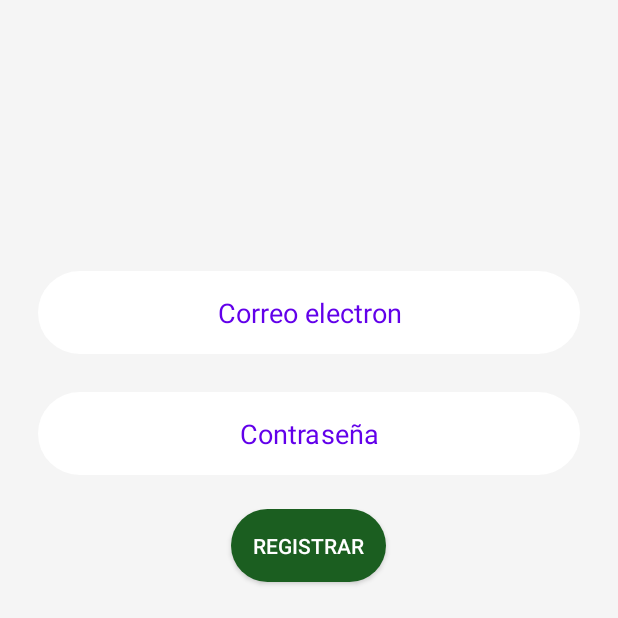
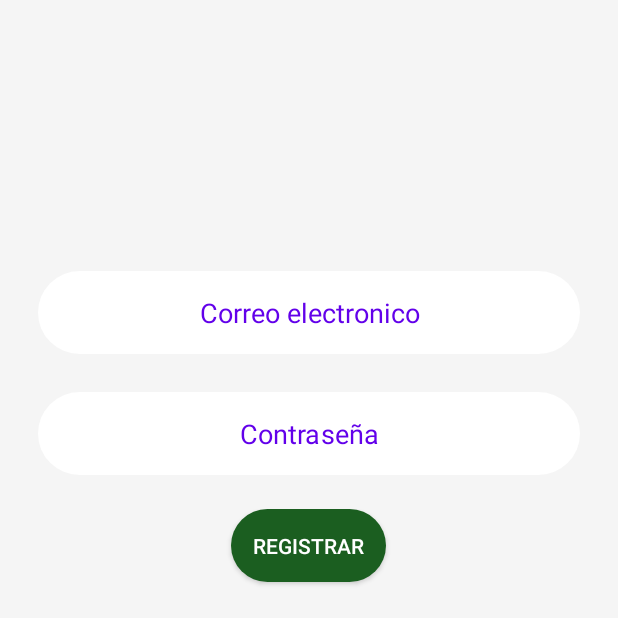
Before and after one commit to brandomacay/awdsr, an Android app: the Registro screen opened directly, with no data from a screen before it, on a phone screen of 412 x 824 dp, the top half of it. Run offline under Robolectric (Android 15) with nearby library versions, the phone set to English and light mode, and no system bars; our stand-ins replace Firebase (no records; nobody signed in at launch, a user with empty details on screens opened directly).

Commit message:
string fecha de nacimiento implementado

```diff
--- a/app/src/main/java/vlover/android/ec/editAccount.java
+++ b/app/src/main/java/vlover/android/ec/editAccount.java
@@ -47,7 +47,7 @@ public class editAccount extends AppCompatActivity {
 
         birthday_tv = (TextView) findViewById(R.id.edit_account_birthday_tv);
         // Cargar la fecha de nacimiento desde la web
-        birthday_tv.setText("Fecha de nacimiento");
+        birthday_tv.setText(getString(R.string.fecha_nacimiento));
         birthday_tv.setOnClickListener(new View.OnClickListener() {
             public void onClick (View view) {
 
--- a/app/src/main/res/layout/content_edit_account.xml
+++ b/app/src/main/res/layout/content_edit_account.xml
@@ -1,7 +1,6 @@
 <?xml version="1.0" encoding="utf-8"?>
 <LinearLayout
     xmlns:android="http://schemas.android.com/apk/res/android"
-    xmlns:app="http://schemas.android.com/apk/res-auto"
     xmlns:tools="http://schemas.android.com/tools"
     android:layout_width="match_parent"
     android:layout_height="match_parent"
--- a/app/src/main/res/values/strings.xml
+++ b/app/src/main/res/values/strings.xml
@@ -10,7 +10,7 @@
     <string name="error_field_required">Este campo es requerido</string>
     <string name="permission_rationale">"Los permisos de contactos son necesarios para proporcionar el correo electrónico"
     </string>
-    <string name="email">Correo electron</string>
+    <string name="email">Correo electronico</string>
     <string name="clave">Contraseña</string>
     <string name="iniciar_sesion">Iniciar Sesion</string>
     <string name="cargando">Cargando</string>
@@ -30,5 +30,6 @@
     <string name="title_activity_edit_account">Editar cuenta</string>
     <string name="edit_account_name">Escribe tu nombre completo</string>
     <string name="edit_account_phone">Numero telefonico</string>
+    <string name="fecha_nacimiento">Fecha de Nacimiento</string>
 
 </resources>
```
